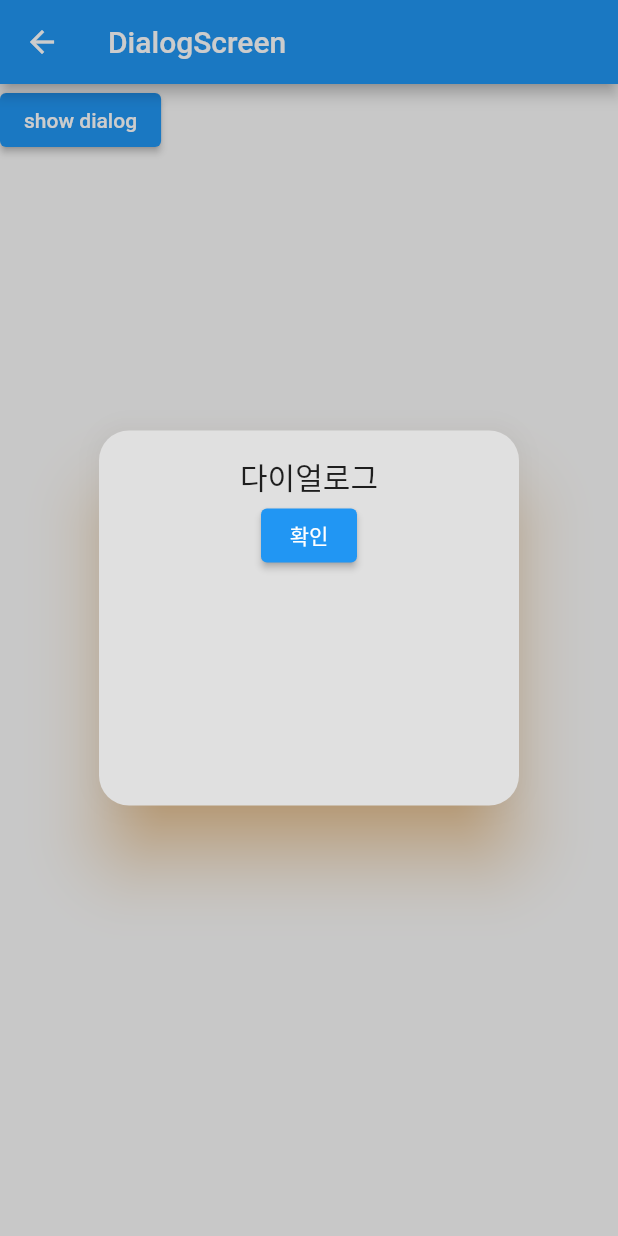
After one commit to CandleCutter/flutter_lecture_01, a Flutter app: the DialogScreen screen opened directly, after a tap on "show dialog", on a phone screen of 412 x 824 dp. The commit adds this screen. Run offline on Flutter 3.47's test engine with Material 2 defaults, Android fonts, the phone set to English and light mode, and no system bars.

Commit message:
dialog update

```diff
--- /dev/null
+++ b/lib/ch6/07.dialog_screen.dart
@@ -0,0 +1,63 @@
+import 'package:flutter/cupertino.dart';
+import 'package:flutter/material.dart';
+
+class DialogScreen extends StatefulWidget {
+  const DialogScreen({super.key});
+
+  @override
+  State<DialogScreen> createState() => _DialogScreenState();
+}
+
+class _DialogScreenState extends State<DialogScreen> {
+  @override
+  Widget build(BuildContext context) {
+    return Scaffold(
+      appBar: AppBar(
+        title: Text("DialogScreen"),
+      ),
+      body: Column(
+        children: [
+          ElevatedButton(
+            onPressed: () {
+              showCupertinoDialog(
+                barrierDismissible: false,
+                // barrierColor: Colors.transparent,
+                context: context,
+                builder: (context) {
+                  return Dialog(
+                    backgroundColor: Colors.grey.shade300,
+                    shadowColor: Colors.orangeAccent,
+                    elevation: 20,
+                    shape: RoundedRectangleBorder(
+                        borderRadius: BorderRadius.circular(20)),
+                    child: SizedBox(
+                      width: 150,
+                      height: 250,
+                      child: Column(
+                        children: [
+                          const SizedBox(
+                            height: 16,
+                          ),
+                          Text(
+                            "다이얼로그",
+                            style: TextStyle(fontSize: 20),
+                          ),
+                          ElevatedButton(
+                              onPressed: () {
+                                Navigator.pop(context);
+                              },
+                              child: Text("확인"))
+                        ],
+                      ),
+                    ),
+                  );
+                },
+              );
+            },
+            child: Text("show dialog"),
+          ),
+        ],
+      ),
+    );
+  }
+}
```
Also changed, not shown: lib/ch6/01.route_screen.dart (added, +63 -0 lines), lib/ch6/02.route_second_screen.dart (added, +67 -0 lines), lib/ch6/03.route_third_screen.dart (added, +14 -0 lines), lib/ch6/named_route/04.route_named_screen.dart (added, +44 -0 lines), lib/ch6/named_route/05.route_named_second_screen.dart (added, +58 -0 lines), lib/ch6/named_route/06.route_named_third_screen.dart (added, +29 -0 lines), lib/home_screen.dart (+17 -5 lines), lib/main.dart (+14 -4 lines), 1 other file.
